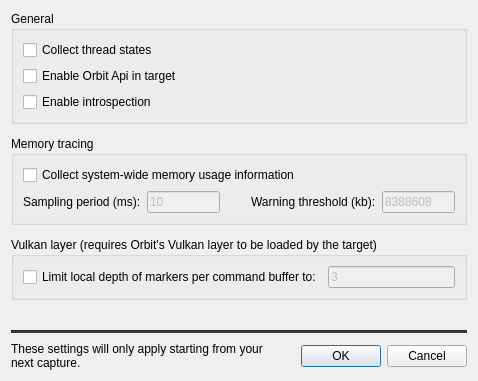
Above: src/OrbitQt/CaptureOptionsDialog.ui from google/orbit before the change. Below: the same form after it.
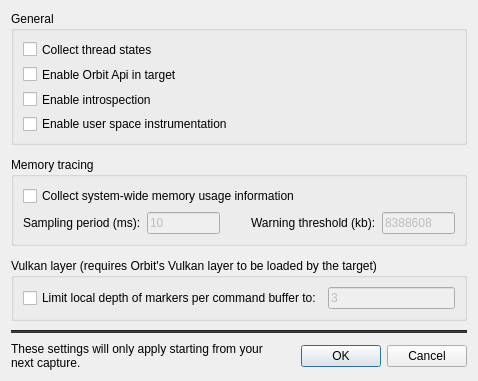
That is the form after the change.

Commit message:
Add checkbox in capture settings to turn on user space instrumentation.
Checkbox only shows up in devmode. Currently it does nothing - the
integration of user space instrumentation is not done yet.

The checkbox state is forwarded to 'enable_user_space_instrumentation' field
in the capture proto and therefore available in the service for later use.

Test: Merely manual - stickyness works, hiding in devmode works, the bit shows
      up in the service (tested with independently patched service).

Patch:
```diff
--- a/src/OrbitQt/CaptureOptionsDialog.ui
+++ b/src/OrbitQt/CaptureOptionsDialog.ui
@@ -86,6 +86,16 @@
           </property>
          </widget>
         </item>
+        <item>
+         <widget class="QCheckBox" name="userspaceCheckBox">
+          <property name="text">
+           <string>Enable user space instrumentation</string>
+          </property>
+          <property name="visible">
+           <bool>false</bool>
+          </property>
+         </widget>
+        </item>		
        </layout>
       </widget>
      </item>
```
The commit also changes 12 other files.
